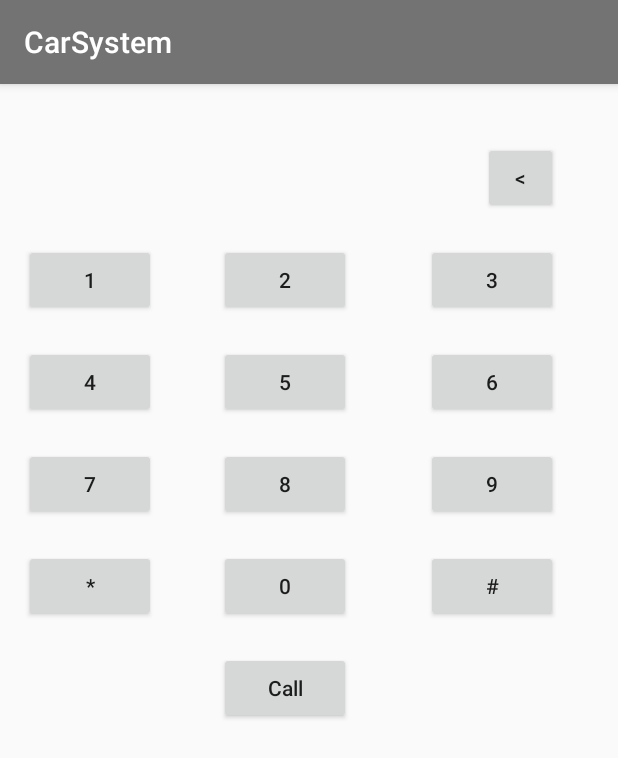
After one commit to mazaval4/carApp, an Android app: the CallerActivity screen opened directly, with no data from a screen before it, on a phone screen of 412 x 824 dp. The commit adds this screen. Shown: the top 758 px of the screen. Run offline under Robolectric (Android 15) with nearby library versions, the phone set to English and light mode, and no system bars.

Commit message:
Implemented CallerActivity - Added Dialer feature

```diff
--- a/app/src/main/AndroidManifest.xml
+++ b/app/src/main/AndroidManifest.xml
@@ -19,7 +19,8 @@
         <activity android:name=".WindowActivity" />
         <activity android:name=".WiperActivity" />
         <activity android:name=".RadioActivity" />
-        <activity android:name=".RadioActivity2"></activity>
+        <activity android:name=".RadioActivity2" />
+        <activity android:name=".CallerActivity"></activity>
     </application>
 
 </manifest>
--- /dev/null
+++ b/app/src/main/java/com/ser401/carsystem/CallerActivity.java
@@ -0,0 +1,153 @@
+package com.ser401.carsystem;
+
+import android.content.Intent;
+import android.support.v7.app.AppCompatActivity;
+import android.os.Bundle;
+import android.view.MotionEvent;
+import android.view.View;
+import android.widget.Button;
+import android.widget.TextView;
+
+public class CallerActivity extends AppCompatActivity {
+
+    @Override
+    protected void onCreate(Bundle savedInstanceState) {
+        super.onCreate(savedInstanceState);
+        setContentView(R.layout.activity_caller);
+
+        onClickActivities();
+    }
+
+    private void onClickActivities()
+    {
+        final Button one = (Button)findViewById(R.id.caller_one);
+        final Button two = (Button)findViewById(R.id.caller_two);
+        final Button three = (Button)findViewById(R.id.caller_three);
+        final Button four = (Button)findViewById(R.id.caller_four);
+        final Button five = (Button)findViewById(R.id.caller_five);
+        final Button six = (Button)findViewById(R.id.caller_six);
+        final Button seven = (Button)findViewById(R.id.caller_seven);
+        final Button eight = (Button)findViewById(R.id.caller_eight);
+        final Button nine = (Button)findViewById(R.id.caller_nine);
+        final Button asterisk = (Button)findViewById(R.id.caller_asterisk);
+        final Button zero = (Button)findViewById(R.id.caller_zero);
+        final Button pound = (Button)findViewById(R.id.caller_pound);
+        final Button delete = (Button)findViewById(R.id.caller_delete);
+
+        one.setOnClickListener(new View.OnClickListener() {
+            @Override
+            public void onClick(View view) {
+                update(1);
+            }
+        });
+        two.setOnClickListener(new View.OnClickListener() {
+            @Override
+            public void onClick(View view) {
+                update(2);
+            }
+        });
+        three.setOnClickListener(new View.OnClickListener() {
+            @Override
+            public void onClick(View view) {
+                update(3);
+            }
+        });
+        four.setOnClickListener(new View.OnClickListener() {
+            @Override
+            public void onClick(View view) {
+                update(4);
+            }
+        });
+        five.setOnClickListener(new View.OnClickListener() {
+            @Override
+            public void onClick(View view) {
+                update(5);
+            }
+        });
+        six.setOnClickListener(new View.OnClickListener() {
+            @Override
+            public void onClick(View view) {
+                update(6);
+            }
+        });
+        seven.setOnClickListener(new View.OnClickListener() {
+            @Override
+            public void onClick(View view) {
+                update(7);
+            }
+        });
+        eight.setOnClickListener(new View.OnClickListener() {
+            @Override
+            public void onClick(View view) {
+                update(8);
+            }
+        });
+        nine.setOnClickListener(new View.OnClickListener() {
+            @Override
+            public void onClick(View view) {
+                update(9);
+            }
+        });
+        asterisk.setOnClickListener(new View.OnClickListener() {
+            @Override
+            public void onClick(View view) {
+                update('*');
+            }
+        });
+        zero.setOnClickListener(new View.OnClickListener() {
+            @Override
+            public void onClick(View view) {
+                update(0);
+            }
+        });
+        pound.setOnClickListener(new View.OnClickListener() {
+            @Override
+            public void onClick(View view) {
+                update('#');
+            }
+        });
+        delete.setOnClickListener(new View.OnClickListener() {
+            @Override
+            public void onClick(View view) {
+                delete();
+            }
+        });
+
+    }
+
+    private void update(int input)
+    {
+        final TextView output = (TextView) findViewById(R.id.caller_UserInput);
+
+        output.setText(output.getText().toString() + input);
+        limit(output);
+    }
+
+    private void update(char input)
+    {
+        final TextView output = (TextView) findViewById(R.id.caller_UserInput);
+
+        output.setText(output.getText().toString() + input);
+        limit(output);
+    }
+
+    private void limit(TextView output)
+    {
+        int length = output.getText().toString().length();
+        if (length > 16)
+        {
+            output.setText(output.getText().subSequence(length - 16, length));
+        }
+    }
+
+    private void delete()
+    {
+        final TextView output = (TextView) findViewById(R.id.caller_UserInput);
+
+        int length = output.length();
+        if (length > 0)
+        {
+            output.setText(output.getText().toString().subSequence(0, length - 1));
+        }
+    }
+}
--- a/app/src/main/java/com/ser401/carsystem/MainActivity.java
+++ b/app/src/main/java/com/ser401/carsystem/MainActivity.java
@@ -17,6 +17,17 @@ public class MainActivity extends AppCompatActivity{
 
         setupCarActivity();
         setupRadioActivity();
+        setupCallerActivity();
+    }
+
+    public void setupCallerActivity(){
+        final ImageButton phone_button = (ImageButton)findViewById(R.id.phoneBtn);
+        phone_button.setOnClickListener(new View.OnClickListener() {
+            @Override
+            public void onClick(View view) {
+                startActivity(new Intent(MainActivity.this, CallerActivity.class));
+            }
+        });
     }
 
     public void setupCarActivity(){
--- /dev/null
+++ b/app/src/main/res/layout/activity_caller.xml
@@ -0,0 +1,149 @@
+<?xml version="1.0" encoding="utf-8"?>
+<RelativeLayout xmlns:android="http://schemas.android.com/apk/res/android"
+    xmlns:tools="http://schemas.android.com/tools"
+    android:id="@+id/activity_caller"
+    android:layout_width="match_parent"
+    android:layout_height="match_parent"
+    android:paddingBottom="@dimen/activity_vertical_margin"
+    android:paddingLeft="@dimen/activity_horizontal_margin"
+    android:paddingRight="@dimen/activity_horizontal_margin"
+    android:paddingTop="@dimen/activity_vertical_margin"
+    tools:context="com.ser401.carsystem.CallerActivity">
+
+    <TextView
+        android:layout_width="wrap_content"
+        android:layout_height="wrap_content"
+        android:layout_marginTop="30dp"
+        android:id="@+id/caller_UserInput"
+        android:textSize="30sp"
+        android:textStyle="normal|bold"
+        android:layout_alignParentTop="true"
+        android:layout_marginLeft="30dp" />
+
+    <Button
+        android:layout_width="wrap_content"
+        android:layout_height="wrap_content"
+        android:id="@+id/caller_one"
+        android:layout_alignBottom="@+id/caller_two"
+        android:layout_marginRight="50dp"
+        android:text="1" />
+
+    <Button
+        android:layout_width="wrap_content"
+        android:layout_height="wrap_content"
+        android:layout_marginLeft="130dp"
+        android:layout_marginTop="20dp"
+        android:id="@+id/caller_two"
+        android:text="2"
+        android:layout_below="@+id/caller_UserInput"/>
+
+    <Button
+        android:layout_width="wrap_content"
+        android:layout_height="wrap_content"
+        android:id="@+id/caller_three"
+        android:layout_alignBottom="@+id/caller_two"
+        android:layout_toRightOf="@+id/caller_two"
+        android:layout_marginLeft="50dp"
+        android:text="3" />
+
+
+    <Button
+        android:layout_width="wrap_content"
+        android:layout_height="wrap_content"
+        android:layout_marginTop="20dp"
+        android:layout_below="@+id/caller_one"
+        android:id="@+id/caller_four"
+        android:layout_alignLeft="@+id/caller_one"
+        android:text="4" />
+
+    <Button
+        android:layout_width="wrap_content"
+        android:layout_height="wrap_content"
+        android:id="@+id/caller_five"
+        android:layout_alignBottom="@+id/caller_four"
+        android:layout_alignLeft="@+id/caller_two"
+        android:text="5" />
+
+    <Button
+        android:layout_width="wrap_content"
+        android:layout_height="wrap_content"
+        android:id="@+id/caller_six"
+        android:layout_alignBottom="@+id/caller_five"
+        android:layout_alignLeft="@+id/caller_three"
+        android:text="6" />
+
+    <Button
+        android:layout_width="wrap_content"
+        android:layout_height="wrap_content"
+        android:layout_marginTop="20dp"
+        android:layout_below="@+id/caller_four"
+        android:id="@+id/caller_seven"
+        android:layout_alignLeft="@+id/caller_four"
+        android:text="7" />
+
+    <Button
+        android:layout_width="wrap_content"
+        android:layout_height="wrap_content"
+        android:id="@+id/caller_eight"
+        android:layout_alignBottom="@+id/caller_seven"
+        android:layout_toRightOf="@+id/caller_seven"
+        android:layout_alignLeft="@+id/caller_five"
+        android:text="8" />
+
+    <Button
+        android:layout_width="wrap_content"
+        android:layout_height="wrap_content"
+        android:id="@+id/caller_nine"
+        android:layout_alignBottom="@+id/caller_eight"
+        android:layout_alignLeft="@+id/caller_six"
+        android:text="9" />
+
+    <Button
+        android:layout_width="wrap_content"
+        android:layout_height="wrap_content"
+        android:layout_marginTop="20dp"
+        android:id="@+id/caller_asterisk"
+        android:text="*"
+        android:layout_below="@+id/caller_seven"
+        android:layout_alignLeft="@+id/caller_seven"
+        android:layout_alignStart="@+id/caller_seven" />
+
+    <Button
+        android:layout_width="wrap_content"
+        android:layout_height="wrap_content"
+        android:id="@+id/caller_zero"
+        android:text="0"
+        android:layout_alignBaseline="@+id/caller_asterisk"
+        android:layout_alignBottom="@+id/caller_asterisk"
+        android:layout_alignLeft="@+id/caller_eight"
+        android:layout_alignStart="@+id/caller_eight" />
+
+    <Button
+        android:layout_width="wrap_content"
+        android:layout_height="wrap_content"
+        android:id="@+id/caller_pound"
+        android:text="#"
+        android:layout_alignBaseline="@+id/caller_zero"
+        android:layout_alignBottom="@+id/caller_zero"
+        android:layout_alignLeft="@+id/caller_nine"
+        android:layout_alignStart="@+id/caller_nine" />
+
+    <Button
+        android:layout_width="wrap_content"
+        android:layout_height="wrap_content"
+        android:id="@+id/caller_dialer"
+        android:text="Call"
+        android:layout_alignLeft="@id/caller_zero"
+        android:layout_below="@id/caller_zero"
+        android:layout_marginTop="20dp"
+        android:textAllCaps="false"/>
+
+    <Button
+        android:layout_width="50dp"
+        android:layout_height="wrap_content"
+        android:id="@+id/caller_delete"
+        android:text="@string/delete"
+        android:layout_alignRight="@id/caller_three"
+        android:layout_alignBottom="@id/caller_UserInput"/>
+
+</RelativeLayout>
--- a/app/src/main/res/values/strings.xml
+++ b/app/src/main/res/values/strings.xml
@@ -26,6 +26,7 @@
     <string name="channel_up">Channel Up</string>
     <string name="volume_up">Volume Up</string>
     <string name="volume_down">Volume Down</string>
+    <string name="delete"><![CDATA[<]]></string>
 
 
 </resources>
```
